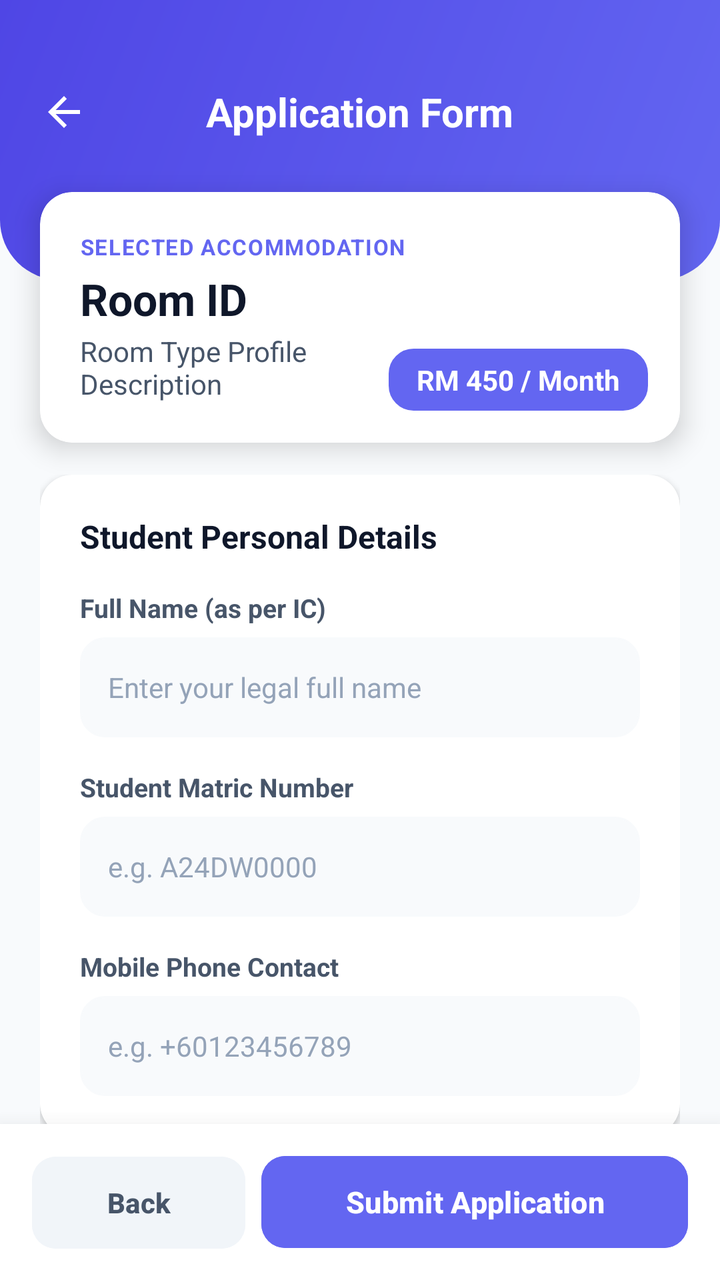
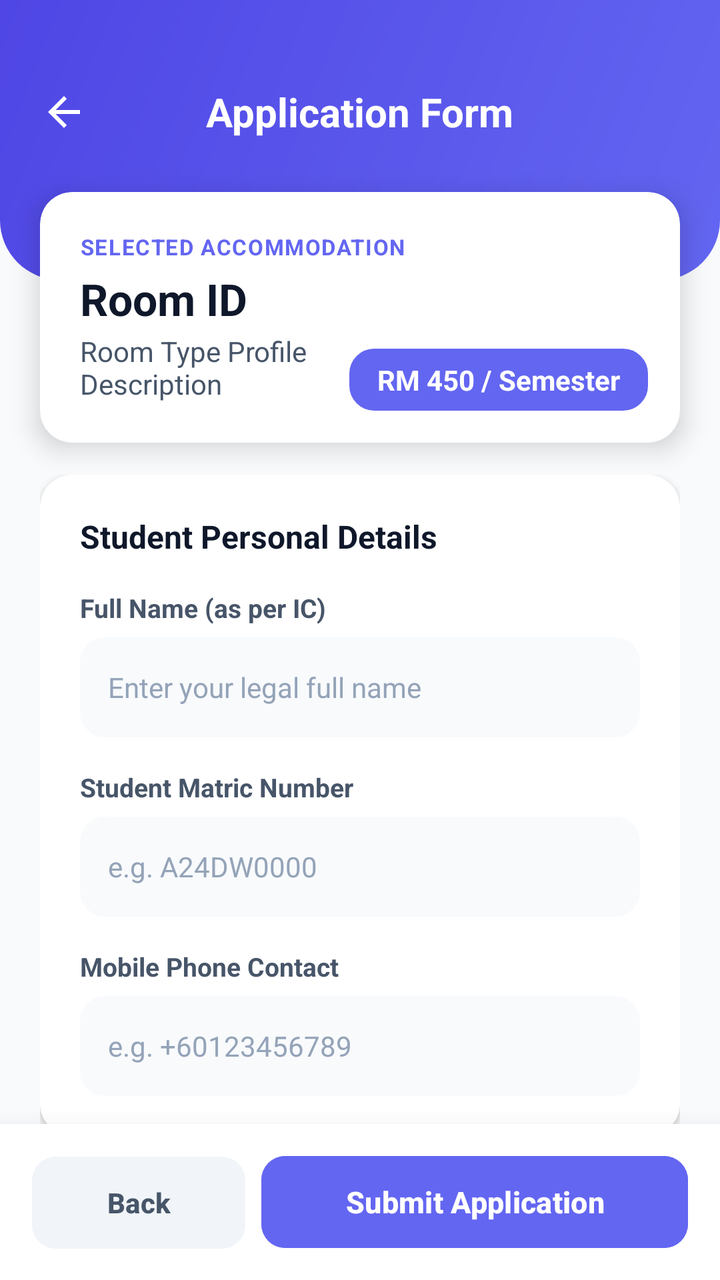

Compare the two renders of this Android layout. The source of the first and the diff that turns it into the second are given below.
<!-- AndroidManifest.xml: application theme Theme.UTMSPACE_HostelBookingSystem -->
<!-- res/layout/activity_apply.xml -->
<?xml version="1.0" encoding="utf-8"?>
<androidx.constraintlayout.widget.ConstraintLayout xmlns:android="http://schemas.android.com/apk/res/android"
    xmlns:app="http://schemas.android.com/apk/res-auto"
    xmlns:tools="http://schemas.android.com/tools"
    android:id="@+id/main"
    android:layout_width="match_parent"
    android:layout_height="match_parent"
    android:background="#F8FAFC"
    tools:context=".ApplyActivity">

    
    <View
        android:id="@+id/topHeaderBg"
        android:layout_width="match_parent"
        android:layout_height="140dp"
        android:background="@drawable/dashboard_gradient"
        app:layout_constraintTop_toTopOf="parent"
        app:layout_constraintStart_toStartOf="parent"
        app:layout_constraintEnd_toEndOf="parent" />

    
    <RelativeLayout
        android:id="@+id/toolbarLayer"
        android:layout_width="match_parent"
        android:layout_height="wrap_content"
        android:layout_marginTop="32dp"
        android:paddingHorizontal="8dp"
        app:layout_constraintTop_toTopOf="parent"
        app:layout_constraintStart_toStartOf="parent"
        app:layout_constraintEnd_toEndOf="parent">

        <ImageButton
            android:id="@+id/btnBack"
            android:layout_width="48dp"
            android:layout_height="48dp"
            android:layout_alignParentStart="true"
            android:layout_centerVertical="true"
            android:background="?attr/selectableItemBackgroundBorderless"
            android:contentDescription="Back"
            android:padding="12dp"
            android:scaleType="centerInside"
            android:src="@drawable/ic_arrow_back"
            app:tint="#FFFFFF" />

        <TextView
            android:id="@+id/tvApplyTitle"
            android:layout_width="wrap_content"
            android:layout_height="wrap_content"
            android:layout_centerInParent="true"
            android:text="Application Form"
            android:textColor="#FFFFFF"
            android:textSize="20sp"
            android:textStyle="bold" />
    </RelativeLayout>

    
    <androidx.cardview.widget.CardView
        android:id="@+id/roomSummaryCard"
        android:layout_width="match_parent"
        android:layout_height="wrap_content"
        android:layout_marginHorizontal="20dp"
        android:layout_marginTop="16dp"
        app:cardCornerRadius="16dp"
        app:cardElevation="8dp"
        app:cardBackgroundColor="#FFFFFF"
        app:layout_constraintTop_toBottomOf="@id/toolbarLayer"
        app:layout_constraintStart_toStartOf="parent"
        app:layout_constraintEnd_toEndOf="parent">

        <FrameLayout
            android:layout_width="match_parent"
            android:layout_height="wrap_content">

            <LinearLayout
                android:layout_width="match_parent"
                android:layout_height="wrap_content"
                android:orientation="vertical"
                android:padding="20dp">

                <TextView
                    android:layout_width="wrap_content"
                    android:layout_height="wrap_content"
                    android:text="SELECTED ACCOMMODATION"
                    android:textColor="#6366F1"
                    android:textSize="11sp"
                    android:textStyle="bold"
                    android:letterSpacing="0.05"
                    android:layout_marginBottom="4dp"/>

                <TextView
                    android:id="@+id/tvSummaryRoomId"
                    android:layout_width="wrap_content"
                    android:layout_height="wrap_content"
                    android:text="Room ID"
                    android:textColor="#0F172A"
                    android:textSize="22sp"
                    android:textStyle="bold"
                    android:layout_marginEnd="110dp"/>

                <TextView
                    android:id="@+id/tvSummaryRoomType"
                    android:layout_width="wrap_content"
                    android:layout_height="wrap_content"
                    android:text="Room Type Profile Description"
                    android:textColor="#475569"
                    android:textSize="14sp"
                    android:layout_marginTop="2dp"
                    android:layout_marginEnd="110dp"/>
            </LinearLayout>

            
            <TextView
                android:id="@+id/tvBottomPrice"
                android:layout_width="wrap_content"
                android:layout_height="wrap_content"
                android:layout_gravity="bottom|end"
                android:layout_margin="16dp"
                android:background="@drawable/input_field_rounded"
                android:backgroundTint="#6366F1"
                android:paddingHorizontal="14dp"
                android:paddingVertical="6dp"
                android:text="RM 450 / Month"
                android:textColor="#FFFFFF"
                android:textStyle="bold"
                android:textSize="14sp"/>
        </FrameLayout>
    </androidx.cardview.widget.CardView>

    
    <androidx.core.widget.NestedScrollView
        android:layout_width="match_parent"
        android:layout_height="0dp"
        android:layout_marginTop="16dp"
        android:fillViewport="true"
        app:layout_constraintTop_toBottomOf="@id/roomSummaryCard"
        app:layout_constraintBottom_toTopOf="@id/bottomActionBar"
        app:layout_constraintStart_toStartOf="parent"
        app:layout_constraintEnd_toEndOf="parent">

        <LinearLayout
            android:layout_width="match_parent"
            android:layout_height="wrap_content"
            android:orientation="vertical"
            android:paddingHorizontal="20dp"
            android:paddingBottom="24dp">

            
            <androidx.cardview.widget.CardView
                android:id="@+id/studentDetailsCard"
                android:layout_width="match_parent"
                android:layout_height="wrap_content"
                android:layout_marginBottom="16dp"
                app:cardCornerRadius="16dp"
                app:cardElevation="2dp"
                app:cardBackgroundColor="#FFFFFF">

                <LinearLayout
                    android:layout_width="match_parent"
                    android:layout_height="wrap_content"
                    android:orientation="vertical"
                    android:padding="20dp">

                    <TextView
                        android:layout_width="wrap_content"
                        android:layout_height="wrap_content"
                        android:text="Student Personal Details"
                        android:textColor="#0F172A"
                        android:textSize="16sp"
                        android:textStyle="bold"
                        android:layout_marginBottom="16dp" />

                    
                    <TextView
                        android:layout_width="wrap_content"
                        android:layout_height="wrap_content"
                        android:text="Full Name (as per IC)"
                        android:textColor="#475569"
                        android:textSize="13sp"
                        android:textStyle="bold" />

                    <EditText
                        android:id="@+id/etFullName"
                        android:layout_width="match_parent"
                        android:layout_height="50dp"
                        android:layout_marginTop="6dp"
                        android:layout_marginBottom="16dp"
                        android:background="@drawable/input_field_rounded"
                        android:backgroundTint="#F8FAFC"
                        android:hint="Enter your legal full name"
                        android:inputType="textPersonName"
                        android:paddingHorizontal="14dp"
                        android:textColor="#0F172A"
                        android:textColorHint="#94A3B8"
                        android:textSize="14sp" />

                    
                    <TextView
                        android:layout_width="wrap_content"
                        android:layout_height="wrap_content"
                        android:text="Student Matric Number"
                        android:textColor="#475569"
                        android:textSize="13sp"
                        android:textStyle="bold" />

                    <EditText
                        android:id="@+id/etStudentId"
                        android:layout_width="match_parent"
                        android:layout_height="50dp"
                        android:layout_marginTop="6dp"
                        android:layout_marginBottom="16dp"
                        android:background="@drawable/input_field_rounded"
                        android:backgroundTint="#F8FAFC"
                        android:hint="e.g. A24DW0000"
                        android:inputType="textCapCharacters"
                        android:paddingHorizontal="14dp"
                        android:textColor="#0F172A"
                        android:textColorHint="#94A3B8"
                        android:textSize="14sp" />

                    
                    <TextView
                        android:layout_width="wrap_content"
                        android:layout_height="wrap_content"
                        android:text="Mobile Phone Contact"
                        android:textColor="#475569"
                        android:textSize="13sp"
                        android:textStyle="bold" />

                    <EditText
                        android:id="@+id/etPhoneNumber"
                        android:layout_width="match_parent"
                        android:layout_height="50dp"
                        android:layout_marginTop="6dp"
                        android:background="@drawable/input_field_rounded"
                        android:backgroundTint="#F8FAFC"
                        android:hint="e.g. +60123456789"
                        android:inputType="phone"
                        android:paddingHorizontal="14dp"
                        android:textColor="#0F172A"
                        android:textColorHint="#94A3B8"
                        android:textSize="14sp" />
                </LinearLayout>
            </androidx.cardview.widget.CardView>

            
            <androidx.cardview.widget.CardView
                android:id="@+id/leasePreferencesCard"
                android:layout_width="match_parent"
                android:layout_height="wrap_content"
                android:layout_marginBottom="16dp"
                app:cardCornerRadius="16dp"
                app:cardElevation="2dp"
                app:cardBackgroundColor="#FFFFFF">

                <LinearLayout
                    android:layout_width="match_parent"
                    android:layout_height="wrap_content"
                    android:orientation="vertical"
                    android:padding="20dp">

                    <TextView
                        android:layout_width="wrap_content"
                        android:layout_height="wrap_content"
                        android:text="Lease Requirements"
                        android:textColor="#0F172A"
                        android:textSize="16sp"
                        android:textStyle="bold"
                        android:layout_marginBottom="16dp" />

                    
                    <TextView
                        android:layout_width="wrap_content"
                        android:layout_height="wrap_content"
                        android:text="Intended Check-in Date"
                        android:textColor="#475569"
                        android:textSize="13sp"
                        android:textStyle="bold" />

                    <TextView
                        android:id="@+id/tvCheckInDate"
                        android:layout_width="match_parent"
                        android:layout_height="50dp"
                        android:layout_marginTop="6dp"
                        android:layout_marginBottom="16dp"
                        android:background="@drawable/input_field_rounded"
                        android:backgroundTint="#F8FAFC"
                        android:clickable="true"
                        android:focusable="true"
                        android:gravity="center_vertical"
                        android:hint="Select check-in execution date"
                        android:paddingHorizontal="14dp"
                        android:textColor="#0F172A"
                        android:textColorHint="#94A3B8"
                        android:textSize="14sp" />

                    
                    <TextView
                        android:layout_width="wrap_content"
                        android:layout_height="wrap_content"
                        android:text="Contract Rental Duration"
                        android:textColor="#475569"
                        android:textSize="13sp"
                        android:textStyle="bold" />

                    <FrameLayout
                        android:layout_width="match_parent"
                        android:layout_height="50dp"
                        android:layout_marginTop="6dp"
                        android:background="@drawable/input_field_rounded"
                        android:backgroundTint="#F8FAFC">

                        <Spinner
                            android:id="@+id/spnDuration"
                            android:layout_width="match_parent"
                            android:layout_height="match_parent"
                            android:background="@android:color/transparent"
                            android:paddingHorizontal="14dp" />
                    </FrameLayout>
                </LinearLayout>
            </androidx.cardview.widget.CardView>

        </LinearLayout>
    </androidx.core.widget.NestedScrollView>

    
    <LinearLayout
        android:id="@+id/bottomActionBar"
        android:layout_width="match_parent"
        android:layout_height="wrap_content"
        android:orientation="horizontal"
        android:background="#FFFFFF"
        android:paddingHorizontal="16dp"
        android:paddingVertical="12dp"
        android:elevation="16dp"
        android:weightSum="3"
        app:layout_constraintBottom_toBottomOf="parent"
        app:layout_constraintStart_toStartOf="parent"
        app:layout_constraintEnd_toEndOf="parent">

        <Button
            android:id="@+id/btnDetailsBack"
            android:layout_width="0dp"
            android:layout_height="54dp"
            android:layout_weight="1"
            android:layout_marginEnd="8dp"
            android:text="Back"
            android:textColor="#475569"
            android:backgroundTint="#F1F5F9"
            app:cornerRadius="12dp"
            android:textStyle="bold"
            android:textSize="14sp" />

        <Button
            android:id="@+id/btnSubmitApplication"
            android:layout_width="0dp"
            android:layout_height="54dp"
            android:layout_weight="2"
            android:text="Submit Application"
            android:textColor="#FFFFFF"
            android:backgroundTint="#6366F1"
            app:cornerRadius="12dp"
            android:textStyle="bold"
            android:textSize="15sp"
            android:textAllCaps="false"/>
    </LinearLayout>

</androidx.constraintlayout.widget.ConstraintLayout>
<!-- resources referenced by this layout -->
<resources>
  <!-- drawable dashboard_gradient (drawable) -->
  <?xml version="1.0" encoding="utf-8"?>
  <shape xmlns:android="http://schemas.android.com/apk/res/android">
      <gradient
          android:startColor="#6366F1"
          android:endColor="#4F46E5"
          android:angle="135"/>
      <corners android:bottomLeftRadius="30dp" android:bottomRightRadius="30dp" />
  </shape>
  <!-- drawable ic_arrow_back (drawable) -->
  <vector xmlns:android="http://schemas.android.com/apk/res/android"
      android:width="24dp"
      android:height="24dp"
      android:viewportWidth="24"
      android:viewportHeight="24"
      android:tint="#000000">
      <path
          android:fillColor="@android:color/white"
          android:pathData="M20,11H7.83l5.59,-5.59L12,4l-8,8 8,8 1.41,-1.41L7.83,13H20v-2z"/>
  </vector>
  <!-- drawable input_field_rounded (drawable) -->
  <?xml version="1.0" encoding="utf-8"?>
  <shape xmlns:android="http://schemas.android.com/apk/res/android">
      <solid android:color="#F1F5F9"/>
      <corners android:radius="12dp"/>
      <stroke android:width="1dp" android:color="#CBD5E1"/>
  </shape>
  <style name="Theme.UTMSPACE_HostelBookingSystem" parent="Base.Theme.UTMSPACE_HostelBookingSystem" />
  <style name="Base.Theme.UTMSPACE_HostelBookingSystem" parent="Theme.Material3.DayNight.NoActionBar">
          
          
      </style>
</resources>

<!-- the commit's change to res/layout/activity_apply.xml (unified diff, before → after) -->
@@ -119,7 +119,7 @@
                 android:backgroundTint="#6366F1"
                 android:paddingHorizontal="14dp"
                 android:paddingVertical="6dp"
-                android:text="RM 450 / Month"
+                android:text="RM 450 / Semester"
                 android:textColor="#FFFFFF"
                 android:textStyle="bold"
                 android:textSize="14sp"/>
